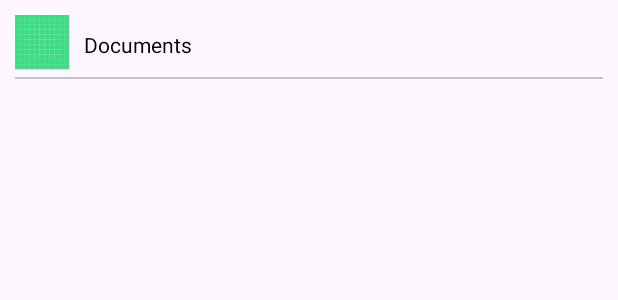
After one commit to gnart2k/FileAccesser, an Android app: the layout activity_my_adapter.xml on its own in the app's theme, with its tools: preview values and no code run, on a phone screen of 412 x 824 dp. The commit adds this screen. Shown: the top 300 px of the screen. Run offline under Robolectric (Android 15) with nearby library versions, the phone set to English and light mode, and no system bars.

```diff
--- /dev/null
+++ b/app/src/main/res/layout/activity_my_adapter.xml
@@ -0,0 +1,32 @@
+<?xml version="1.0" encoding="utf-8"?>
+<RelativeLayout xmlns:android="http://schemas.android.com/apk/res/android"
+    android:layout_width="match_parent"
+    xmlns:tools="http://schemas.android.com/tools"
+    android:orientation="horizontal"
+    android:padding="10dp"
+    android:layout_height="wrap_content">
+
+
+    <ImageView
+        android:layout_width="36dp"
+        android:layout_height="36dp"
+        tools:src="@drawable/ic_launcher_background"
+        android:id="@+id/icon_view"/>
+
+    <TextView
+        android:layout_width="match_parent"
+        android:layout_height="wrap_content"
+        android:id="@+id/file_name_text_view"
+        android:layout_toEndOf="@id/icon_view"
+        android:padding="10dp"
+        android:textColor="@color/black"
+        tools:text="Documents"/>
+
+    <LinearLayout
+        android:layout_width="match_parent"
+        android:layout_height="1dp"
+        android:layout_marginTop="2dp"
+        android:background="@color/cardview_shadow_start_color"
+        android:layout_below="@id/file_name_text_view"/>
+
+</RelativeLayout>
```
Also changed, not shown: app/src/main/AndroidManifest.xml (+14 -9 lines), app/src/main/java/com/example/fileaccesser/FileListActivity.java (+36 -1 lines), app/src/main/java/com/example/fileaccesser/MainActivity.java (+3 -4 lines), app/src/main/java/com/example/fileaccesser/MyAdapter.java (added, +98 -0 lines).
